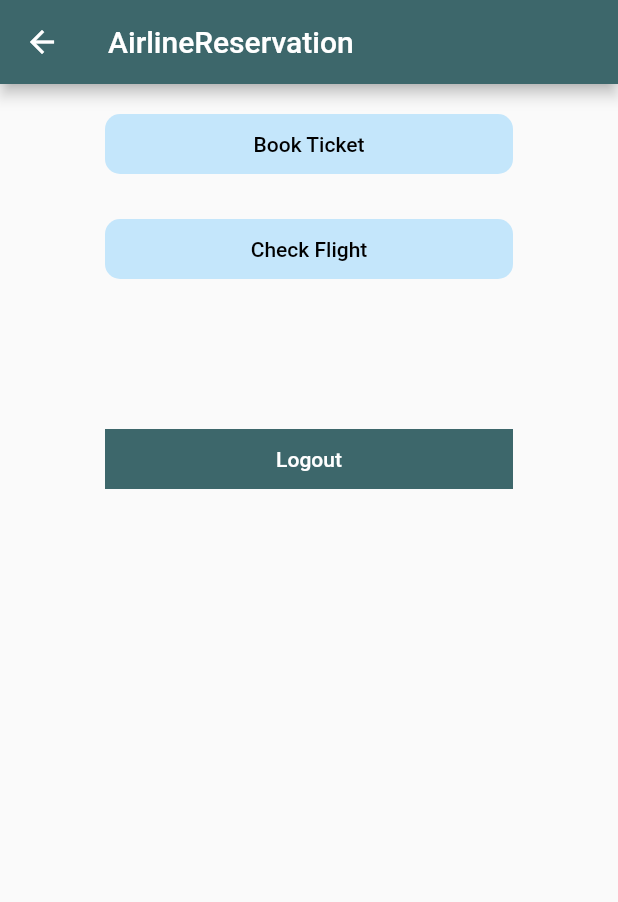
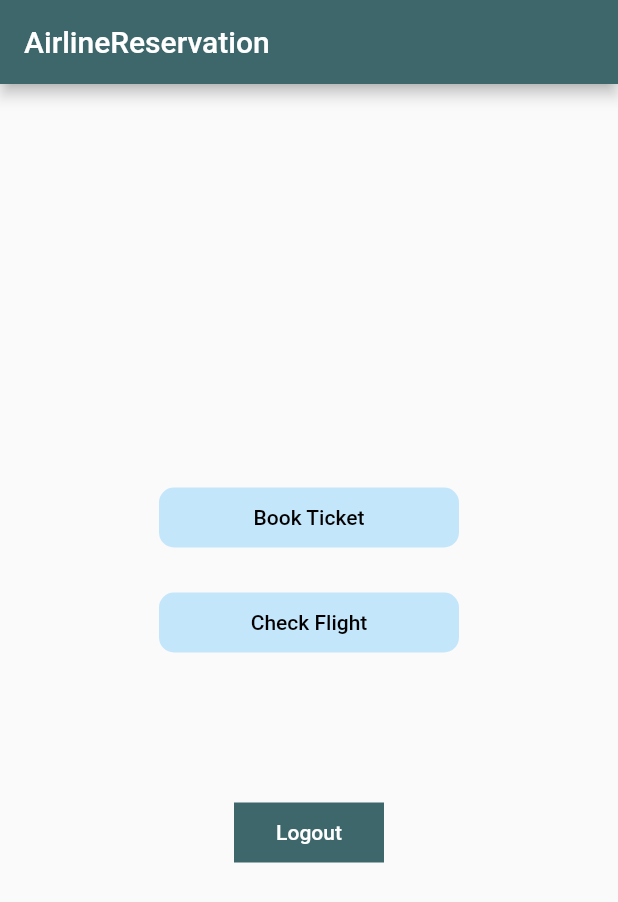
Before and after one commit to MirnaEmbaby/soft_project, a Flutter app: the screen it shows after launch, after a tap on "Login", on a phone screen of 412 x 824 dp. Shown: the top 902 px of the screen. Run offline on Flutter 3.47's test engine with Material 2 defaults, Android fonts, the phone set to English and light mode, and no system bars.

Commit message:
some updates

```diff
--- a/lib/screens/airline_reservation.dart
+++ b/lib/screens/airline_reservation.dart
@@ -1,5 +1,6 @@
 import 'package:flutter/material.dart';
 import 'package:soft_project/screens/booking.dart';
+import 'package:soft_project/screens/login.dart';
 class AirlineReservation  extends StatefulWidget {
   const AirlineReservation({Key? key}) : super(key: key);
   @override
@@ -18,12 +19,19 @@ class _AirlineReservationState extends State<AirlineReservation> {
       return const Booking();
     }));
   }
-   Widget textField( text,color,fun){
+
+  logout(BuildContext ctx){
+    Navigator.of(ctx).push(MaterialPageRoute(builder: (_){
+      return const Login();
+    }));
+  }
+
+   Widget ScreenButton( text,color,fun){
    return Padding(
       padding: const EdgeInsets.only(left: 70,right: 70),
       child: Container(
           height: 40,
-          width: 10,
+          width: 200,
           decoration: BoxDecoration(
               color: c,
               borderRadius: const BorderRadius.all(Radius.circular(10))
@@ -38,26 +46,30 @@ class _AirlineReservationState extends State<AirlineReservation> {
     return Scaffold(
       appBar: AppBar(title: const Text('AirlineReservation',style: TextStyle(color:Colors.white ),),
       backgroundColor: cb,),
-      body: Center(
-        child: ListView(
+      body: SafeArea(
+        child: Center(
+          child: Column(
+            mainAxisAlignment: MainAxisAlignment.center,
+            crossAxisAlignment: CrossAxisAlignment.center,
             children: [
               const SizedBox(height:20,),
-            textField('Book Ticket',c,()=>gotoBooking),
+              ScreenButton('Book Ticket',c,()=>gotoBooking(context)),
               const SizedBox(height:30,),
-            textField('Check Flight',c,()=>gotoFlight),
+              ScreenButton('Check Flight',c,()=>gotoFlight(context)),
               const SizedBox(height:100,),
               Padding(
                 padding: const EdgeInsets.only(left: 70,right: 70),
                 child: Container(
                     color: cb,
                     height: 40,
-                  width: 10,
-                  child: TextButton(onPressed:()=>{}, child:const Text('Logout',style: TextStyle(color:Colors.white),),
+                    width: 100,
+                    child: TextButton(onPressed:()=>logout(context), child:const Text('Logout',style: TextStyle(color:Colors.white),),
                     )),
               ),
             ],
           ),
         ),
+      ),
     );
   }
 }
--- a/lib/screens/login.dart
+++ b/lib/screens/login.dart
@@ -1,5 +1,8 @@
 import 'package:flutter/cupertino.dart';
 import 'package:flutter/material.dart';
+import 'package:flutter/painting.dart';
+import 'package:flutter/widgets.dart';
+import 'package:soft_project/widgets/screen_textfield.dart';
 import 'airline_reservation.dart';
 class Login extends StatefulWidget {
   const Login({Key? key}) : super(key: key);
@@ -11,7 +14,7 @@ class Login extends StatefulWidget {
 Color ? c =  const Color.fromRGBO(196,230,251,1);
 Color ? cb =  const Color.fromRGBO(61,103,107,1);
 gotoAirlineReservation(BuildContext ctx){
-  Navigator.of(ctx).push(MaterialPageRoute(builder: (_){
+  Navigator.of(ctx).pushReplacement(MaterialPageRoute(builder: (_){
     return const AirlineReservation();
   }));
 }
@@ -20,45 +23,40 @@ class _LoginState extends State<Login> {
   Widget build(BuildContext context) {
     return  Scaffold(  //C5E7FC
      backgroundColor: c,
-      body: Padding(
-        padding: const EdgeInsets.all(15.0),
-        child: ListView(
+      body: SafeArea(
+        child: Center(
+          child: SingleChildScrollView(
+            child: Column(
+              mainAxisAlignment: MainAxisAlignment.center,
+              crossAxisAlignment: CrossAxisAlignment.center,
               children: [
-            Image.asset("images/sw.jpeg",fit: BoxFit.scaleDown,),
-            const SizedBox(height:10,),
-             const TextField(
-               minLines: 1,
-               maxLines: 1,
-                decoration: InputDecoration(label:Text('User Name'),
-                    fillColor: Colors.white,
-                    filled: true,
-                enabledBorder: OutlineInputBorder(borderSide: BorderSide()),
-                focusedBorder: OutlineInputBorder(borderSide: BorderSide(width: 1))),
+                Image.asset("images/sw.png",width: 250,height: 120,fit: BoxFit.fill,),
+                const SizedBox(height: 20,),
+                const Padding(
+                  padding: EdgeInsets.symmetric(horizontal: 20),
+                  child: ScreenTextField("User Name"),
                 ),
-            const SizedBox(height:10,),
-             const TextField(
-               keyboardType: TextInputType.visiblePassword,
-               minLines: 1,
-               maxLines: 1,
-              decoration: InputDecoration(label:Text('Password'),
-                  fillColor: Colors.white,
-                  filled: true,
-                  enabledBorder: OutlineInputBorder(borderSide: BorderSide()),
-                  focusedBorder: OutlineInputBorder(borderSide: BorderSide(width: 1))),
+                const SizedBox(height:20,),
+                 const Padding(
+                   padding: EdgeInsets.symmetric(horizontal: 20),
+                   child: ScreenTextField("Password"),
                  ),
-            const SizedBox(height:15,),
+                const SizedBox(height:30,),
                 Padding(
                   padding: const EdgeInsets.only(left: 70,right: 70),
                   child: Container(
                       color: cb,
                       height: 40,
-                  width: 10,
-                  child: TextButton(onPressed:()=>gotoAirlineReservation(context), child:const Text('Login',style: TextStyle(color:Colors.white),),
+                      width: 100,
+                      child: TextButton(onPressed:()=>gotoAirlineReservation(context), child: const Text('Login',style: TextStyle(color:Colors.white),),
                       )),
                 ),
                 const SizedBox(height:15,),
                 const Center(child: Text('Create new account',style: TextStyle(decoration: TextDecoration.underline,color: Colors.blue ),)),
+
               ],
+            ),
+          ),
         ),
       ),
     );
--- /dev/null
+++ b/lib/widgets/screen_textfield.dart
@@ -0,0 +1,24 @@
+import 'package:flutter/material.dart';
+
+class ScreenTextField extends StatelessWidget {
+  final String ? labelText;
+
+  const ScreenTextField(this.labelText);
+
+
+  @override
+  Widget build(BuildContext context) {
+
+    return  SizedBox(
+      height: 50,
+      child: TextField(
+
+        decoration: InputDecoration(label:Text("$labelText"),
+            fillColor: Colors.white,
+            filled: true,
+            enabledBorder: const OutlineInputBorder(borderSide: BorderSide()),
+            focusedBorder: const OutlineInputBorder(borderSide: BorderSide(width: 1))),
+      ),
+    );
+  }
+}
--- a/pubspec.yaml
+++ b/pubspec.yaml
@@ -59,7 +59,7 @@ flutter:
 
   # To add assets to your application, add an assets section, like this:
   assets:
-   - images/sw.jpeg
+   - images/sw.png
  #    - images/a_dot_ham.jpeg
 
   # An image asset can refer to one or more resolution-specific "variants", see
```
Also changed, not shown: lib/screens/booking.dart (+49 -5 lines), lib/widgets/button.dart (added, +20 -0 lines), images/sw.png (added). Lines whose indentation alone changed are shown as unchanged.
